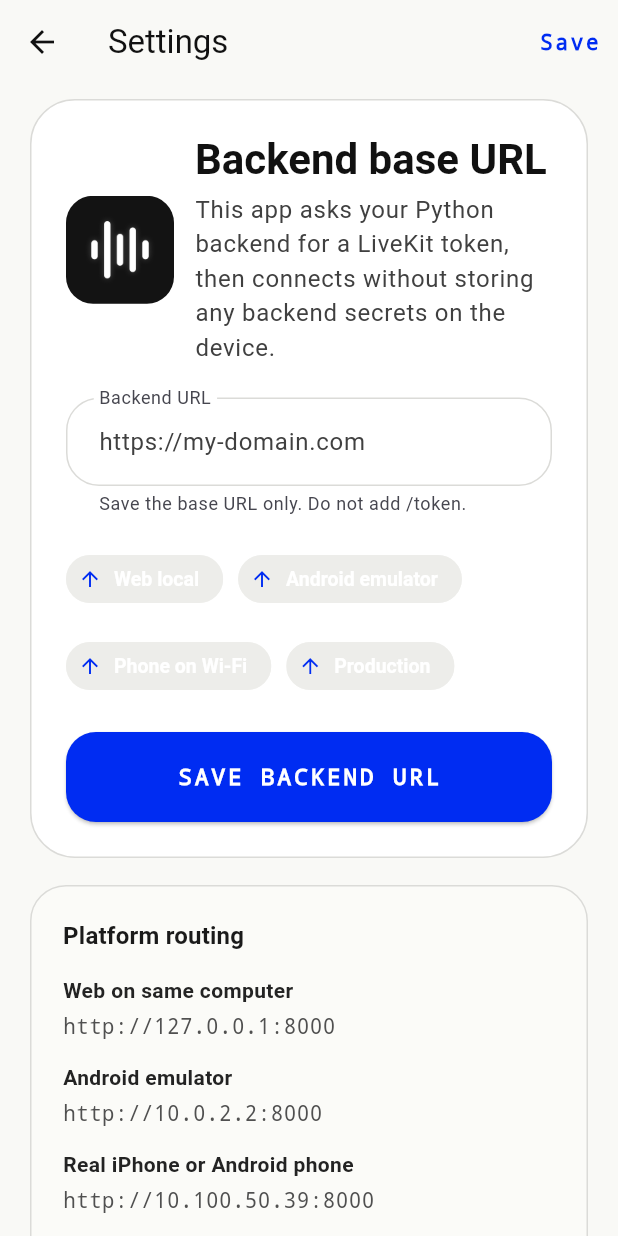
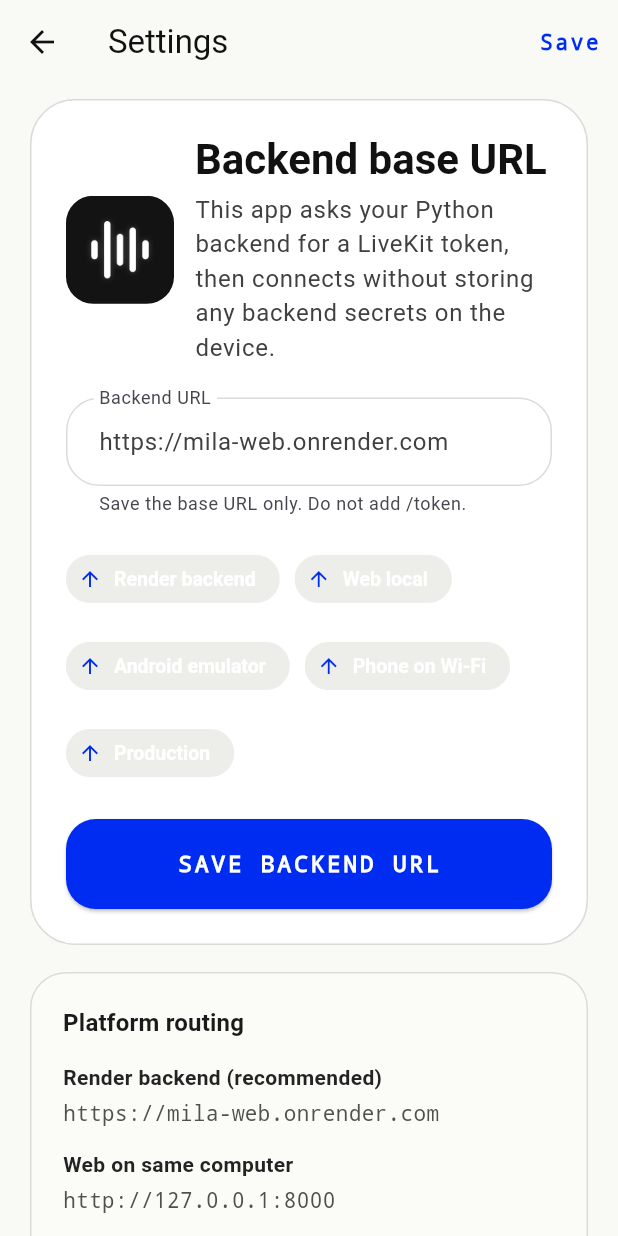
Before and after one commit to Shmirzaev/Mila-Backend, a Flutter app: the SettingsScreen screen opened directly, after a tap on "Production", on a phone screen of 412 x 824 dp. Run offline on Flutter 3.47's test engine with Material 3 defaults, Android fonts, the phone set to English and light mode, and no system bars; our stand-ins replace file_picker, flutter_secure_storage, permission_handler; missing offline and left inert: livekit_client; accounts and stored records are empty; network calls fail.

Commit message:
Update web camera orb preview, camera switch, and Render-first defaults

```diff
--- a/mila_flutter_app/lib/screens/settings_screen.dart
+++ b/mila_flutter_app/lib/screens/settings_screen.dart
@@ -1,6 +1,7 @@
 import 'package:flutter/material.dart';
 import 'package:provider/provider.dart';
 
+import '../app_config.dart';
 import '../main.dart';
 import '../state/app_state.dart';
 
@@ -35,6 +36,7 @@ class _SettingsScreenState extends State<SettingsScreen> {
     final theme = Theme.of(context);
     final palette = theme.extension<MilaPalette>()!;
     final appState = context.watch<AppState>();
+    final renderBackendUrl = AppConfig.defaultBackendBaseUrl;
 
     return Scaffold(
       backgroundColor: palette.lightBackground,
@@ -105,6 +107,11 @@ class _SettingsScreenState extends State<SettingsScreen> {
                             runSpacing: 10,
                             children: <Widget>[
                               _QuickInsertPill(
+                                label: 'Render backend',
+                                value: renderBackendUrl,
+                                onTap: _fill,
+                              ),
+                              _QuickInsertPill(
                                 label: 'Web local',
                                 value: 'http://127.0.0.1:8000',
                                 onTap: _fill,
@@ -121,7 +128,7 @@ class _SettingsScreenState extends State<SettingsScreen> {
                               ),
                               _QuickInsertPill(
                                 label: 'Production',
-                                value: 'https://my-domain.com',
+                                value: renderBackendUrl,
                                 onTap: _fill,
                               ),
                             ],
@@ -145,7 +152,11 @@ class _SettingsScreenState extends State<SettingsScreen> {
                         title: 'Platform routing',
                         child: Column(
                           crossAxisAlignment: CrossAxisAlignment.start,
-                          children: const <Widget>[
+                          children: <Widget>[
+                            _SettingsLine(
+                              title: 'Render backend (recommended)',
+                              value: renderBackendUrl,
+                            ),
                             _SettingsLine(
                               title: 'Web on same computer',
                               value: 'http://127.0.0.1:8000',
@@ -160,7 +171,7 @@ class _SettingsScreenState extends State<SettingsScreen> {
                             ),
                             _SettingsLine(
                               title: 'Production',
-                              value: 'https://my-domain.com',
+                              value: renderBackendUrl,
                             ),
                           ],
                         ),
```
Also changed, not shown: mila_flutter_app/lib/screens/home_screen.dart (+53 -3 lines), mila_flutter_app/lib/state/app_state.dart (+9 -13 lines).
